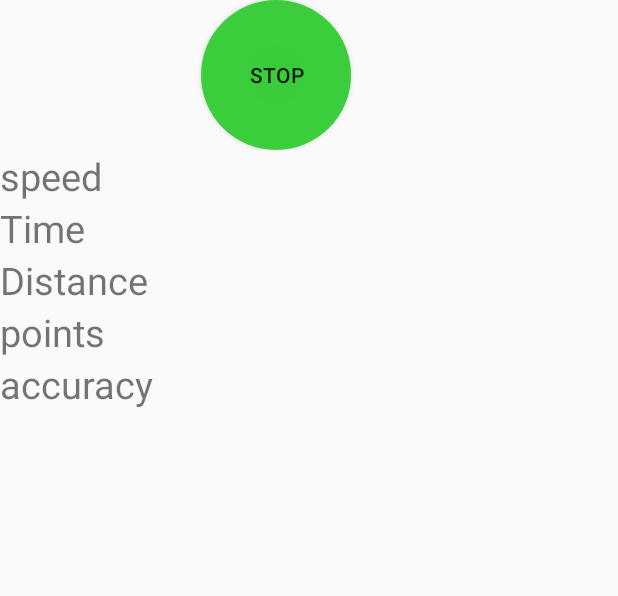
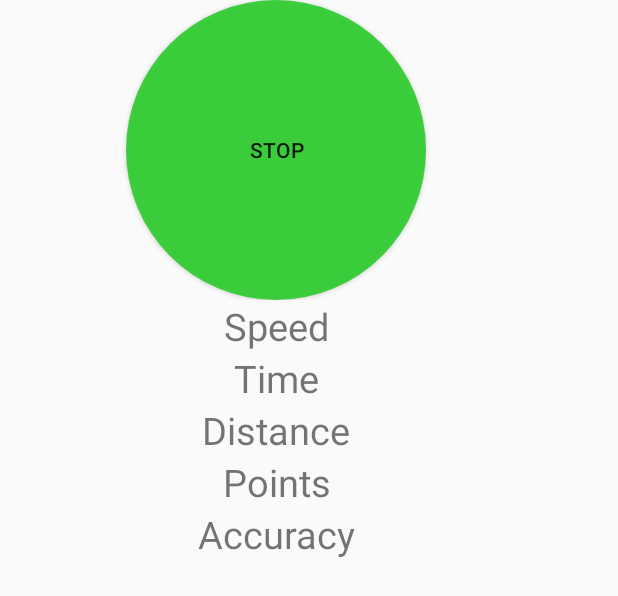
Before and after one commit to CFoltin/RunningGag, an Android app: the layout runnow.xml on its own in the app's theme, with its tools: preview values and no code run, on a phone screen of 412 x 824 dp. Shown: the top 596 px of the screen. Run offline under Robolectric (Android 15) with nearby library versions, the phone set to English and light mode, and no system bars.

Commit message:
add RunResults with time meantime distance and points

```diff
--- a/app/src/main/java/eu/johannes/runninggag/MainActivity.java
+++ b/app/src/main/java/eu/johannes/runninggag/MainActivity.java
@@ -3,6 +3,7 @@ package eu.johannes.runninggag;
 import android.content.Intent;
 import android.os.Bundle;
 import android.support.v7.app.AppCompatActivity;
+import android.support.v7.widget.Toolbar;
 import android.util.Log;
 import android.view.View;
 import android.widget.AdapterView;
@@ -26,6 +27,9 @@ public class MainActivity extends AppCompatActivity {
         super.onCreate(savedInstanceState);
         Log.d(TAG, "Vorher: ");
         setContentView(R.layout.activity_main);
+        Toolbar title = findViewById(R.id.toolbar);
+        setSupportActionBar(title);
+
         final Button setService = findViewById(R.id.startService);
         setService.setOnClickListener(new View.OnClickListener() {
             @Override
--- a/app/src/main/res/drawable/roundedbutton2.xml
+++ b/app/src/main/res/drawable/roundedbutton2.xml
@@ -1,7 +1,7 @@
 <?xml version="1.0" encoding="utf-8"?>
 <shape xmlns:android="http://schemas.android.com/apk/res/android"
     android:shape="rectangle">
-    <solid android:color="#a0FFD700" />
+    <solid android:color="#b5ffe600" />
     <corners android:bottomRightRadius="100dp"
         android:bottomLeftRadius="100dp"
         android:topRightRadius="100dp"
--- a/app/src/main/res/layout/list_yellow_text.xml
+++ b/app/src/main/res/layout/list_yellow_text.xml
@@ -9,7 +9,7 @@
     <!-- Defining where should text be placed. You set you text color here-->
     <TextView
         android:id="@+id/list_content"
-        android:textColor="#fbf824"
+        android:textColor="#a4f7ff00"
         android:gravity="center"
         android:text="sample"
         android:layout_margin="4dip"
--- a/app/src/main/res/layout/runnow.xml
+++ b/app/src/main/res/layout/runnow.xml
@@ -8,15 +8,15 @@
 
     <LinearLayout
         android:layout_width="368dp"
-        android:layout_height="100dp"
+        android:layout_height="200dp"
         android:orientation="horizontal"
         android:gravity="center_horizontal"
         >
 
         <Button
             android:id="@+id/stopService"
-            android:layout_width="100dp"
-            android:layout_height="100dp"
+            android:layout_width="200dp"
+            android:layout_height="200dp"
             android:background="@drawable/roundedbutton"
             android:text="Stop" />
 
@@ -25,15 +25,17 @@
 
     <TextView
         android:id="@+id/GpsDaten"
-        android:layout_width="wrap_content"
+        android:layout_width="match_parent"
         android:layout_height="wrap_content"
-        android:text="speed"
+        android:gravity="center"
+        android:text="Speed"
         android:textSize="25dp" />
 
     <TextView
         android:id="@+id/time"
         android:layout_width="match_parent"
         android:layout_height="wrap_content"
+        android:gravity="center"
         android:text="Time"
         android:textSize="25dp" />
 
@@ -41,6 +43,7 @@
         android:id="@+id/distance"
         android:layout_width="match_parent"
         android:layout_height="wrap_content"
+        android:gravity="center"
         android:text="Distance"
         android:textSize="25dp" />
 
@@ -48,14 +51,16 @@
         android:id="@+id/points"
         android:layout_width="match_parent"
         android:layout_height="wrap_content"
-        android:text="points"
+        android:gravity="center"
+        android:text="Points"
         android:textSize="25dp" />
 
     <TextView
         android:id="@+id/accuracy"
         android:layout_width="match_parent"
         android:layout_height="wrap_content"
-        android:text="accuracy"
+        android:gravity="center"
+        android:text="Accuracy"
         android:textSize="25dp" />
 
 </LinearLayout>
--- a/app/src/main/res/values/colors.xml
+++ b/app/src/main/res/values/colors.xml
@@ -4,4 +4,5 @@
     <color name="colorPrimaryDark">#303F9F</color>
     <color name="colorAccent">#FF4081</color>
     <color name="colorGreen">#00FF00</color>
+    <color name="colortoolbar">#a99c9c9c</color>
 </resources>
--- a/app/src/main/res/values/styles.xml
+++ b/app/src/main/res/values/styles.xml
@@ -5,6 +5,7 @@
         <!-- Customize your theme here. -->
         <item name="colorPrimary">@color/colorPrimary</item>
         <item name="colorPrimaryDark">@color/colorPrimaryDark</item>
+        <item name="windowNoTitle">true</item>
         <item name="colorAccent">@color/colorAccent</item>
     </style>
     <style name="CodeFont" parent="@android:style/TextAppearance.Medium">
```
Also changed, not shown: app/src/main/java/eu/johannes/runninggag/RunResult.java (+35 -4 lines), app/src/main/java/eu/johannes/runninggag/Runnow.java (+8 -0 lines), app/src/main/res/layout/activity_main.xml (+16 -4 lines), app/src/main/res/layout/runresult.xml (+41 -2 lines), app/src/main/res/layout/toolbar.xml (added, +11 -0 lines).
